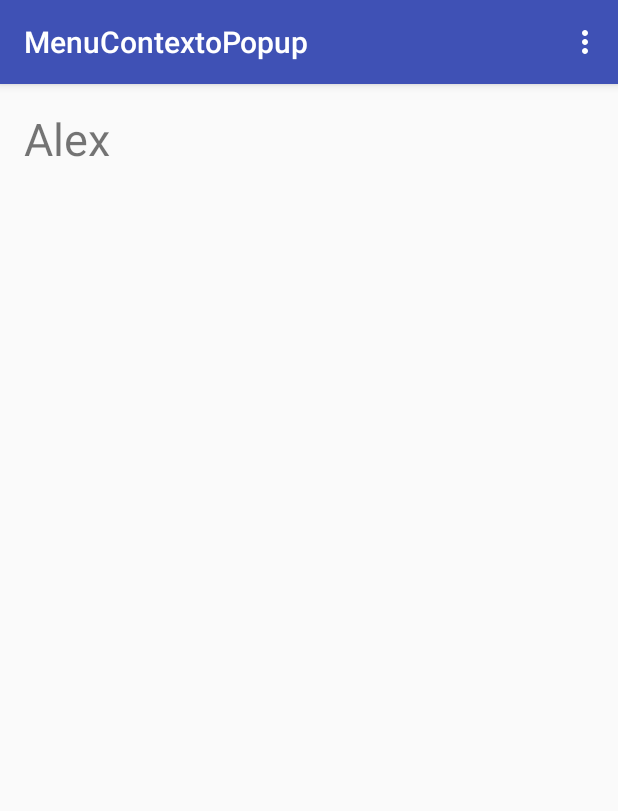
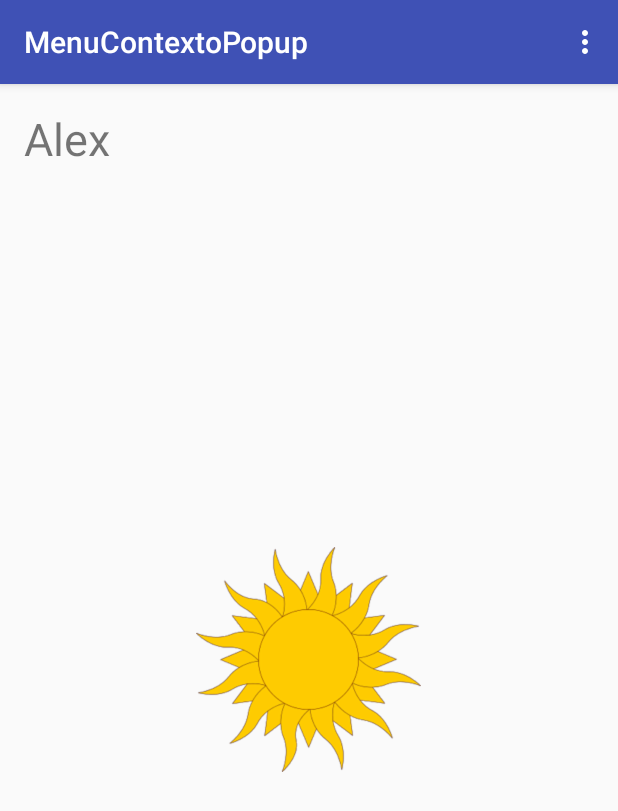
Before and after one commit to AlejandroAguilar/MenuPopup, an Android app: the screen it shows after launch (MainActivity), on a phone screen of 412 x 824 dp. Shown: the top 811 px of the screen. Run offline under Robolectric (Android 15) with nearby library versions, the phone set to English and light mode, and no system bars.

Commit message:
PopUp Menu
PopUp Menu

```diff
--- a/app/src/main/res/layout/activity_main.xml
+++ b/app/src/main/res/layout/activity_main.xml
@@ -16,4 +16,15 @@
         android:text="@string/nombre_persona"
         android:textSize="@dimen/texto_persona"
         />
+
+    <ImageView
+        android:id="@+id/imgImagen"
+        android:layout_width="wrap_content"
+        android:layout_height="wrap_content"
+        android:src="@drawable/sol"
+        android:layout_centerHorizontal="true"
+        android:layout_centerVertical="true"
+        android:onClick="levantarMenuPopUp"
+        />
+
 </RelativeLayout>
--- /dev/null
+++ b/app/src/main/res/menu/menu_popup.xml
@@ -0,0 +1,14 @@
+<?xml version="1.0" encoding="utf-8"?>
+<menu xmlns:android="http://schemas.android.com/apk/res/android">
+
+    <item
+        android:id="@+id/mView"
+        android:title="@string/menu_view"
+        ></item>
+
+    <item
+        android:id="@+id/mViewDetail"
+        android:title="@string/menu_view_detail"
+        ></item>
+
+</menu>
--- a/app/src/main/res/values/strings.xml
+++ b/app/src/main/res/values/strings.xml
@@ -10,4 +10,7 @@
     <string name="menu_delete">Delete</string>
 
     <string name="nombre_persona">Alex</string>
+
+    <string name="menu_view">View Image</string>
+    <string name="menu_view_detail">View Image Detail</string>
 </resources>
```
Also changed, not shown: app/src/main/java/com/alexaguilar/menucontextopopup/MainActivity.java (+35 -0 lines), app/src/main/res/drawable-hdpi/sol.png (added), app/src/main/res/drawable-mdpi/sol.png (added), app/src/main/res/drawable-xhdpi/sol.png (added), app/src/main/res/drawable-xxhdpi/sol.png (added), app/src/main/res/drawable-xxxhdpi/sol.png (added).
